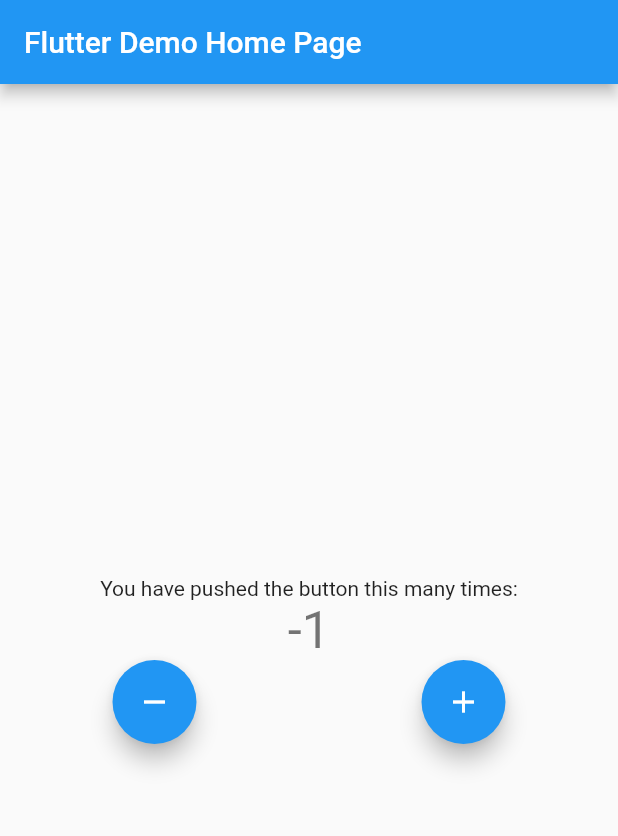
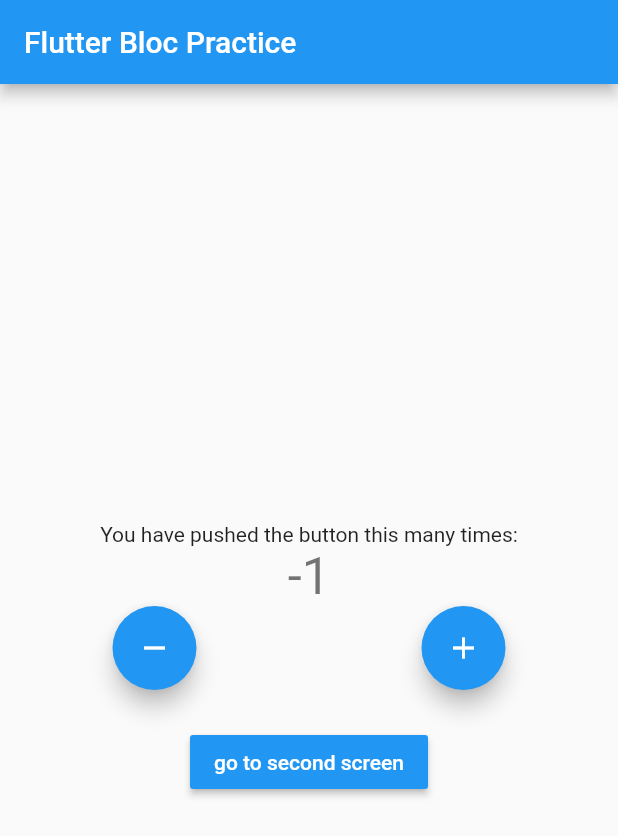
Before and after one commit to Adominikovic/Flutter_Bloc_Practice, a Flutter app: the screen it shows after launch, after a tap on the "remove" icon, on a phone screen of 412 x 824 dp. Shown: the top 836 px of the screen. Run offline on Flutter 3.47's test engine with Material 2 defaults, Android fonts, the phone set to English and light mode, and no system bars; our stand-ins replace bloc, equatable, flutter_bloc.

Commit message:
added anonymous route bloc access example

```diff
--- a/lib/main.dart
+++ b/lib/main.dart
@@ -1,6 +1,7 @@
-import 'package:bloc_practice/cubit/counter_cubit.dart';
+import 'package:bloc_practice/logic/cubit/counter_cubit.dart';
 import 'package:flutter/material.dart';
 import 'package:flutter_bloc/flutter_bloc.dart';
+import 'package:bloc_practice/presentation/screens/home_screen.dart';
 
 void main() {
   runApp(MyApp());
@@ -9,91 +10,15 @@ void main() {
 class MyApp extends StatelessWidget {
   @override
   Widget build(BuildContext context) {
-    return BlocProvider<CounterCubit>(
-      create: (context) => CounterCubit(),
-      child: MaterialApp(
-        title: 'Flutter Demo',
-        theme: ThemeData(
-          primarySwatch: Colors.blue,
-        ),
-        home: MyHomePage(title: 'Flutter Demo Home Page'),
+    return MaterialApp(
+      title: 'Flutter Demo',
+      theme: ThemeData(
+        primarySwatch: Colors.blue,
+      ),
+      home: BlocProvider<CounterCubit>(
+        create: (context) => CounterCubit(),
+        child: HomeScreen(title: 'Flutter Bloc Practice', color: Colors.blue),
       ),
     );
   }
 }
-
-class MyHomePage extends StatefulWidget {
-  MyHomePage({Key key, this.title}) : super(key: key);
-
-  final String title;
-
-  @override
-  _MyHomePageState createState() => _MyHomePageState();
-}
-
-class _MyHomePageState extends State<MyHomePage> {
-  @override
-  Widget build(BuildContext context) {
-    return Scaffold(
-      appBar: AppBar(
-        title: Text(widget.title),
-      ),
-      body: Center(
-        child: Column(
-          mainAxisAlignment: MainAxisAlignment.center,
-          children: <Widget>[
-            Text(
-              'You have pushed the button this many times:',
-            ),
-            BlocConsumer<CounterCubit, CounterState>(
-              listener: (context, state) {
-                if (state.wasIncremented == true) {
-                  ScaffoldMessenger.of(context).showSnackBar(
-                    SnackBar(
-                      content: Text('Incremented!'),
-                      duration: Duration(milliseconds: 300),
-                    ),
-                  );
-                } else if (state.wasIncremented == false) {
-                  ScaffoldMessenger.of(context).showSnackBar(
-                    SnackBar(
-                      content: Text('Decremented!'),
-                      duration: Duration(milliseconds: 300),
-                    ),
-                  );
-                }
-              },
-              builder: (context, state) {
-                return Text(
-                  state.counterValue.toString(),
-                  style: Theme.of(context).textTheme.headline4,
-                );
-              },
-            ),
-            Center(
-              child: Row(
-                mainAxisAlignment: MainAxisAlignment.spaceAround,
-                children: [
-                  FloatingActionButton(
-                    onPressed: () {
-                      BlocProvider.of<CounterCubit>(context).decrement();
-                    },
-                    tooltip: 'Decrement',
-                    child: Icon(Icons.remove),
-                  ),
-                  FloatingActionButton(
-                    onPressed: () {
-                      BlocProvider.of<CounterCubit>(context).increment();
-                    },
-                    tooltip: 'Increment',
-                    child: Icon(Icons.add),
-                  ),
-                ],
-              ),
-            ),
-          ],
-        ),
-      ),
-    );
-  }
-}
--- /dev/null
+++ b/lib/presentation/screens/home_screen.dart
@@ -0,0 +1,104 @@
+import 'package:bloc_practice/logic/cubit/counter_cubit.dart';
+import 'package:bloc_practice/presentation/screens/second_screen.dart';
+import 'package:flutter/material.dart';
+import 'package:flutter_bloc/flutter_bloc.dart';
+
+class HomeScreen extends StatefulWidget {
+  HomeScreen({Key key, this.title, this.color}) : super(key: key);
+
+  final String title;
+  final Color color;
+
+  @override
+  _HomeScreenState createState() => _HomeScreenState();
+}
+
+class _HomeScreenState extends State<HomeScreen> {
+  @override
+  Widget build(BuildContext context) {
+    return Scaffold(
+      appBar: AppBar(
+        title: Text(widget.title),
+      ),
+      body: Center(
+        child: Column(
+          mainAxisAlignment: MainAxisAlignment.center,
+          children: <Widget>[
+            Text(
+              'You have pushed the button this many times:',
+            ),
+            BlocConsumer<CounterCubit, CounterState>(
+              listener: (context, state) {
+                if (state.wasIncremented == true) {
+                  ScaffoldMessenger.of(context).showSnackBar(
+                    SnackBar(
+                      content: Text('Incremented!'),
+                      duration: Duration(milliseconds: 300),
+                    ),
+                  );
+                } else if (state.wasIncremented == false) {
+                  ScaffoldMessenger.of(context).showSnackBar(
+                    SnackBar(
+                      content: Text('Decremented!'),
+                      duration: Duration(milliseconds: 300),
+                    ),
+                  );
+                }
+              },
+              builder: (context, state) {
+                return Text(
+                  state.counterValue.toString(),
+                  style: Theme.of(context).textTheme.headline4,
+                );
+              },
+            ),
+            Center(
+              child: Row(
+                mainAxisAlignment: MainAxisAlignment.spaceAround,
+                children: [
+                  FloatingActionButton(
+                    onPressed: () {
+                      BlocProvider.of<CounterCubit>(context).decrement();
+                    },
+                    tooltip: 'Decrement',
+                    child: Icon(Icons.remove),
+                  ),
+                  FloatingActionButton(
+                    onPressed: () {
+                      BlocProvider.of<CounterCubit>(context).increment();
+                    },
+                    tooltip: 'Increment',
+                    child: Icon(Icons.add),
+                  ),
+                ],
+              ),
+            ),
+            SizedBox(
+              height: 24,
+            ),
+            MaterialButton(
+              color: widget.color,
+              onPressed: () {
+                Navigator.of(context).push(
+                  MaterialPageRoute(
+                    builder: (_) => BlocProvider.value(
+                      value: BlocProvider.of<CounterCubit>(context),
+                      child: SecondScreen(
+                        title: 'Second Screen',
+                        color: Colors.redAccent,
+                      ),
+                    ),
+                  ),
+                );
+              },
+              child: Text(
+                'go to second screen',
+                style: TextStyle(color: Colors.white),
+              ),
+            ),
+          ],
+        ),
+      ),
+    );
+  }
+}
```
Also changed, not shown: lib/presentation/screens/second_screen.dart (added, +88 -0 lines), lib/logic/cubit/counter_cubit.dart (renamed from lib/cubit/counter_cubit.dart), lib/logic/cubit/counter_state.dart (renamed from lib/cubit/counter_state.dart), 1 other file.
